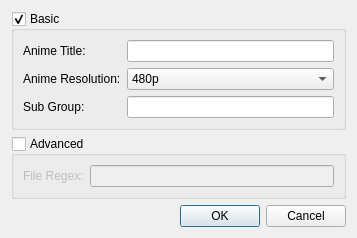
First picture: the form in src/gui/rulewizard.ui, repository killmaster/Shinjiru, before the edit.
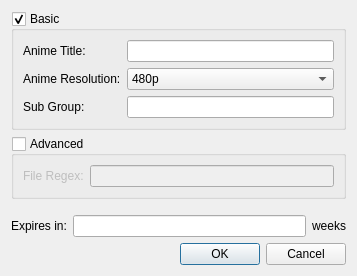
Second picture: the form after the edit.

The edit to the form file:
```diff
--- a/src/gui/rulewizard.ui
+++ b/src/gui/rulewizard.ui
@@ -105,6 +105,30 @@
      </layout>
     </widget>
    </item>
+   <item>
+    <layout class="QHBoxLayout" name="horizontalLayout">
+     <property name="topMargin">
+      <number>10</number>
+     </property>
+     <item>
+      <widget class="QLabel" name="label">
+       <property name="text">
+        <string>Expires in:</string>
+       </property>
+      </widget>
+     </item>
+     <item>
+      <widget class="QLineEdit" name="lineEdit"/>
+     </item>
+     <item>
+      <widget class="QLabel" name="label_2">
+       <property name="text">
+        <string>weeks</string>
+       </property>
+      </widget>
+     </item>
+    </layout>
+   </item>
    <item>
     <widget class="QDialogButtonBox" name="buttonBox">
      <property name="orientation">
```
